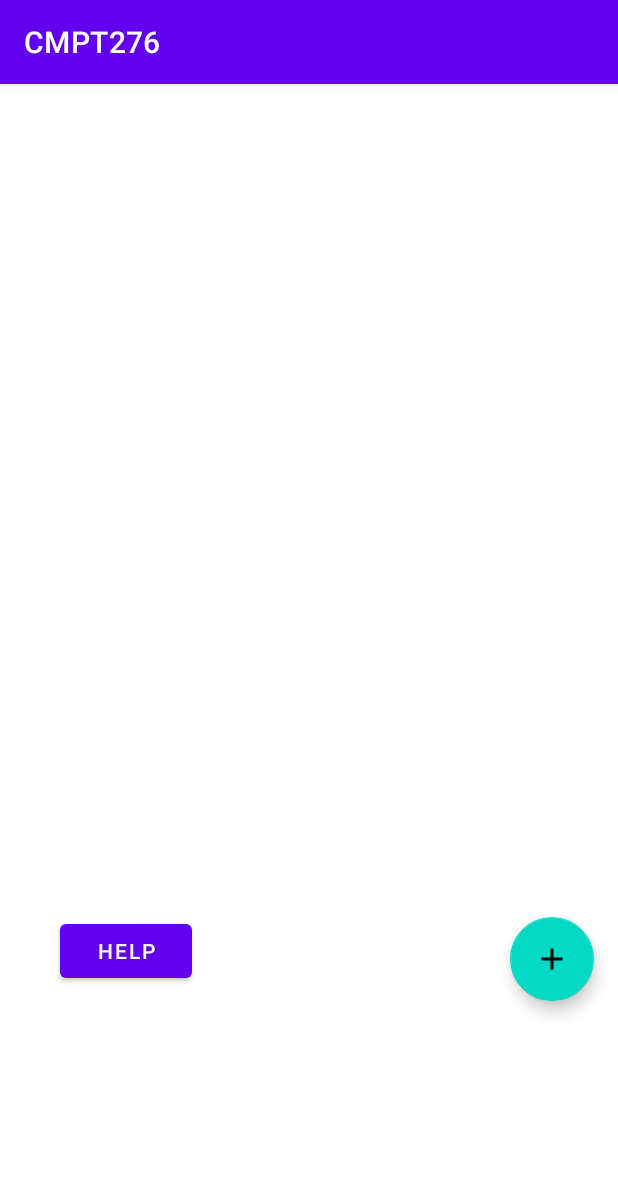
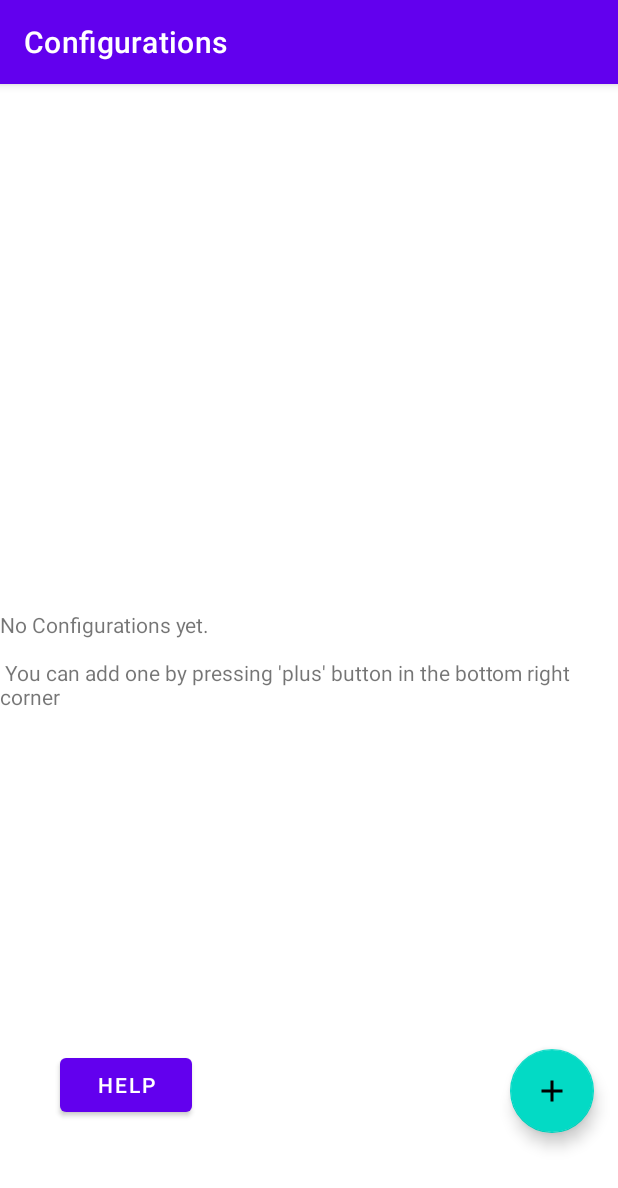
Before and after one commit to simran-nijjar/gameconfigurationapp, an Android app: the screen it shows after launch (MainActivity), on a phone screen of 412 x 824 dp. Shown: the top 1188 px of the screen. Run offline under Robolectric (Android 15) with nearby library versions, the phone set to English and light mode, and no system bars.

Commit message:
added case for the empty listOfConfigs, made ConfigurationsManager constructor

```diff
--- a/app/src/main/java/ca/sfu/dba56/cmpt276/MainActivity.java
+++ b/app/src/main/java/ca/sfu/dba56/cmpt276/MainActivity.java
@@ -5,6 +5,9 @@ import androidx.appcompat.app.AppCompatActivity;
 import android.content.Intent;
 import android.os.Bundle;
 import android.widget.Button;
+import android.widget.TextView;
+
+import ca.sfu.dba56.cmpt276.model.ConfigurationsManager;
 
 public class MainActivity extends AppCompatActivity {
 
@@ -13,6 +16,9 @@ public class MainActivity extends AppCompatActivity {
         super.onCreate(savedInstanceState);
         setContentView(R.layout.activity_main);
         setUpHelpButton();
+        getSupportActionBar().setTitle("Configurations");
+        UpdateUI();
+
     }
 
     private void setUpHelpButton() {
@@ -22,4 +28,28 @@ public class MainActivity extends AppCompatActivity {
             startActivity(intent);
         });
     }
+
+    @Override
+    protected void onResume() {
+        super.onResume();
+        UpdateUI();
+    }
+
+    private void UpdateUI() {
+        ConfigurationsManager manager = ConfigurationsManager.getInstance();
+        TextView txt = findViewById(R.id.TextConfiguresEmpty);
+        if(manager.isEmpty()){
+            txt.setText("No Configurations yet.\n \n You can add one by pressing 'plus' button in the bottom right corner" );
+        }
+        else {
+            //get rid of text
+            txt.setText("");
+            //populate list view with games from manager
+            populateListView(manager);
+        }
+    }
+
+    private void populateListView(ConfigurationsManager manager) {
+    }
+
 }
--- a/app/src/main/java/ca/sfu/dba56/cmpt276/model/ConfigurationsManager.java
+++ b/app/src/main/java/ca/sfu/dba56/cmpt276/model/ConfigurationsManager.java
@@ -7,5 +7,29 @@ package ca.sfu.dba56.cmpt276.model;
  * allows access to the items in the array
  */
 
+import java.util.ArrayList;
+import java.util.List;
+
 public class ConfigurationsManager {
+
+    private static  ConfigurationsManager instance;
+
+    private ConfigurationsManager() {
+        //private to prevent anyone else from instantiating
+    }
+
+    public static ConfigurationsManager getInstance(){
+        if(instance == null){
+            instance = new ConfigurationsManager();
+        }
+        return instance;
+    }
+
+    private List<Configuration> ListOfConfigurations = new ArrayList<>();
+
+    public void add(Configuration newConfig) {ListOfConfigurations.add(newConfig);}
+    public void remove(int i) {ListOfConfigurations.remove(i);}
+    public boolean isEmpty() {return this.ListOfConfigurations.isEmpty();}
+
+
 }
--- a/app/src/main/res/layout/activity_main.xml
+++ b/app/src/main/res/layout/activity_main.xml
@@ -12,10 +12,8 @@
         android:layout_height="489dp"
         app:layout_constraintBottom_toBottomOf="parent"
         app:layout_constraintEnd_toEndOf="parent"
-        app:layout_constraintHorizontal_bias="0.493"
         app:layout_constraintStart_toStartOf="parent"
-        app:layout_constraintTop_toTopOf="parent"
-        app:layout_constraintVertical_bias="0.117" />
+        app:layout_constraintTop_toTopOf="parent" />
 
     <com.google.android.material.floatingactionbutton.FloatingActionButton
         android:id="@+id/addBtn"
@@ -41,4 +39,14 @@
         app:layout_constraintTop_toBottomOf="@+id/listView1"
         app:layout_constraintVertical_bias="0.16" />
 
+    <TextView
+        android:id="@+id/TextConfiguresEmpty"
+        android:layout_width="wrap_content"
+        android:layout_height="wrap_content"
+        android:text="TextView"
+        app:layout_constraintBottom_toBottomOf="parent"
+        app:layout_constraintEnd_toEndOf="parent"
+        app:layout_constraintStart_toStartOf="parent"
+        app:layout_constraintTop_toTopOf="parent" />
+
 </androidx.constraintlayout.widget.ConstraintLayout>
```
